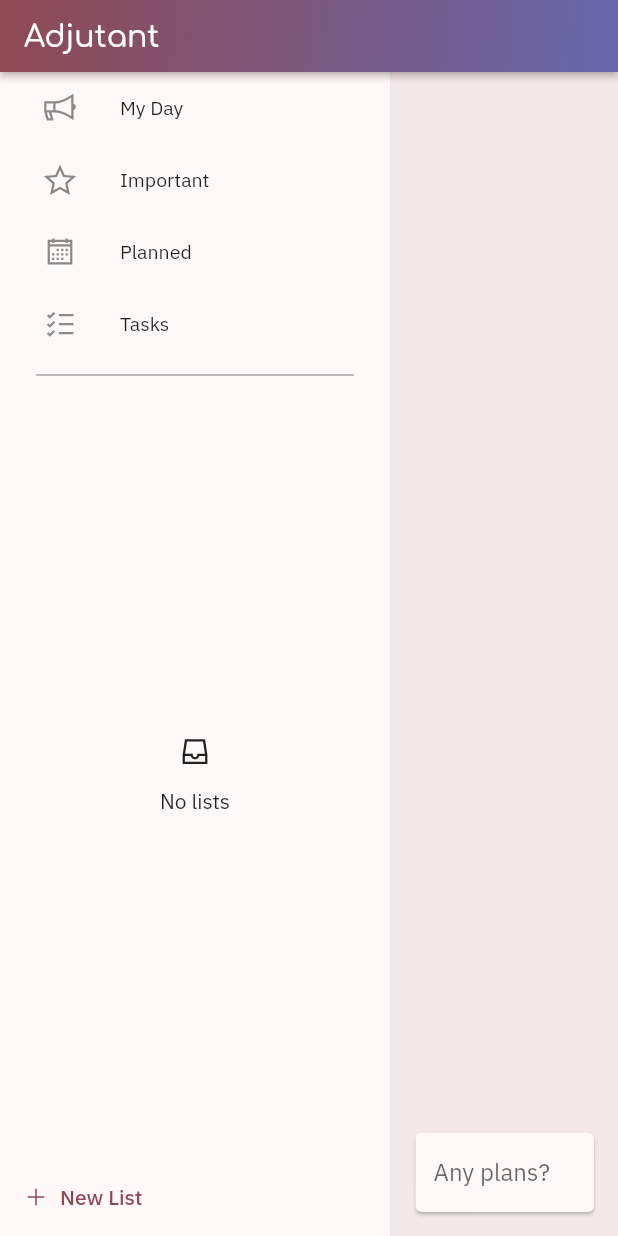
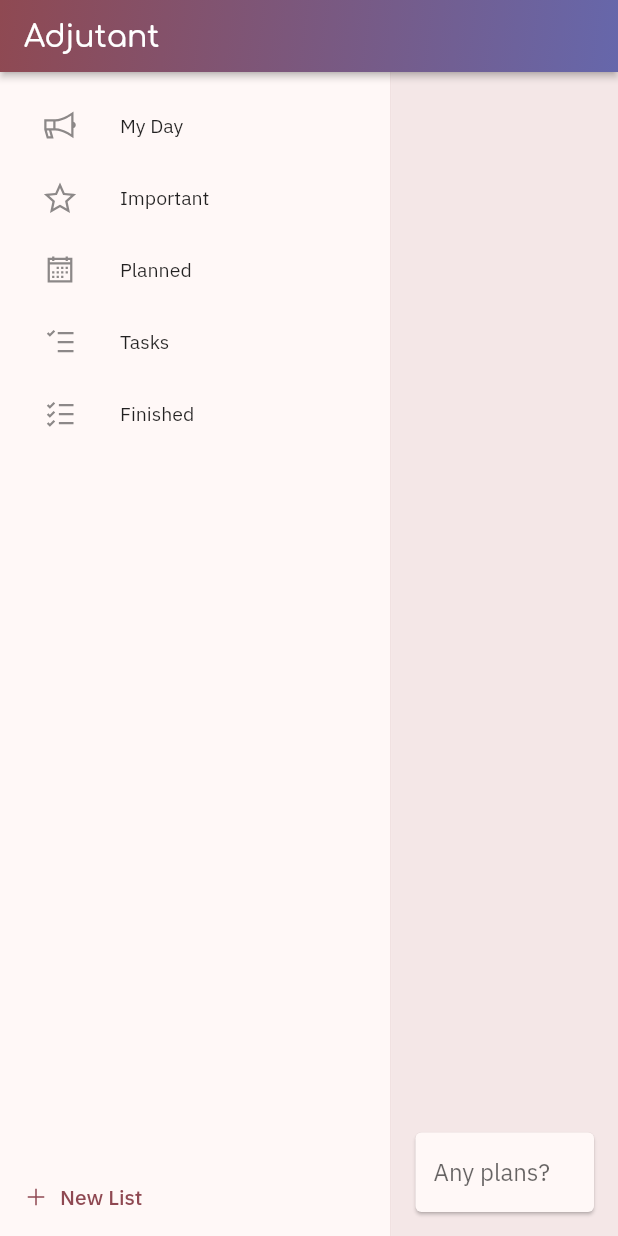
Before and after one commit to amka/adjutant, a Flutter app: the screen it shows after launch, on a phone screen of 412 x 824 dp. Run offline on Flutter 3.47's test engine with Material 2 defaults, Android fonts, the light colour scheme and no system bars; our stand-ins replace go_router, google_fonts, isar, line_icons; accounts and stored records are empty; generated files the repository leaves out were written again.

Commit message:
Remove sidebar empty state

```diff
--- a/lib/src/components/sidebar.dart
+++ b/lib/src/components/sidebar.dart
@@ -1,7 +1,8 @@
-import 'package:adjutant/src/components/sidebar_item.dart';
-import 'package:adjutant/src/models/alist.dart';
 import 'package:flutter/material.dart';
 import 'package:line_icons/line_icon.dart';
+
+import 'sidebar_item.dart';
+import '../models/alist.dart';
 
 class Sidebar extends StatefulWidget {
   const Sidebar({super.key});
@@ -12,10 +13,13 @@ class Sidebar extends StatefulWidget {
 
 class _SidebarState extends State<Sidebar> {
   List<AList> taskLists = [];
+  int selectedList = 0;
 
   @override
   Widget build(BuildContext context) {
-    return Column(
+    return Padding(
+      padding: const EdgeInsets.only(top: 12),
+      child: Column(
         children: [
           SidebarItem(
             title: 'My Day',
@@ -34,23 +38,22 @@ class _SidebarState extends State<Sidebar> {
           ),
           SidebarItem(
             title: 'Tasks',
+            icon: LineIcon.tasks(),
+            onTap: () {},
+          ),
+          SidebarItem(
+            title: 'Finished',
             icon: LineIcon.alternateList(),
             onTap: () {},
           ),
-        const Padding(
-          padding: EdgeInsets.symmetric(horizontal: 24.0, vertical: 8),
-          child: Divider(height: 4),
+          if (taskLists.isNotEmpty)
+            Divider(
+              height: 18,
+              color: Theme.of(context).colorScheme.primary.withAlpha(45),
             ),
           Expanded(
             child: taskLists.isEmpty
-              ? Column(
-                  mainAxisAlignment: MainAxisAlignment.center,
-                  children: [
-                    LineIcon.inbox(),
-                    const SizedBox(height: 12),
-                    const Text('No lists'),
-                  ],
-                )
+                ? const SizedBox.shrink()
                 : ListView.builder(
                     itemCount: taskLists.length,
                     itemBuilder: (context, index) {
@@ -98,6 +101,7 @@ class _SidebarState extends State<Sidebar> {
             ),
           )
         ],
+      ),
     );
   }
 
```
Lines whose indentation alone changed are shown as unchanged.
